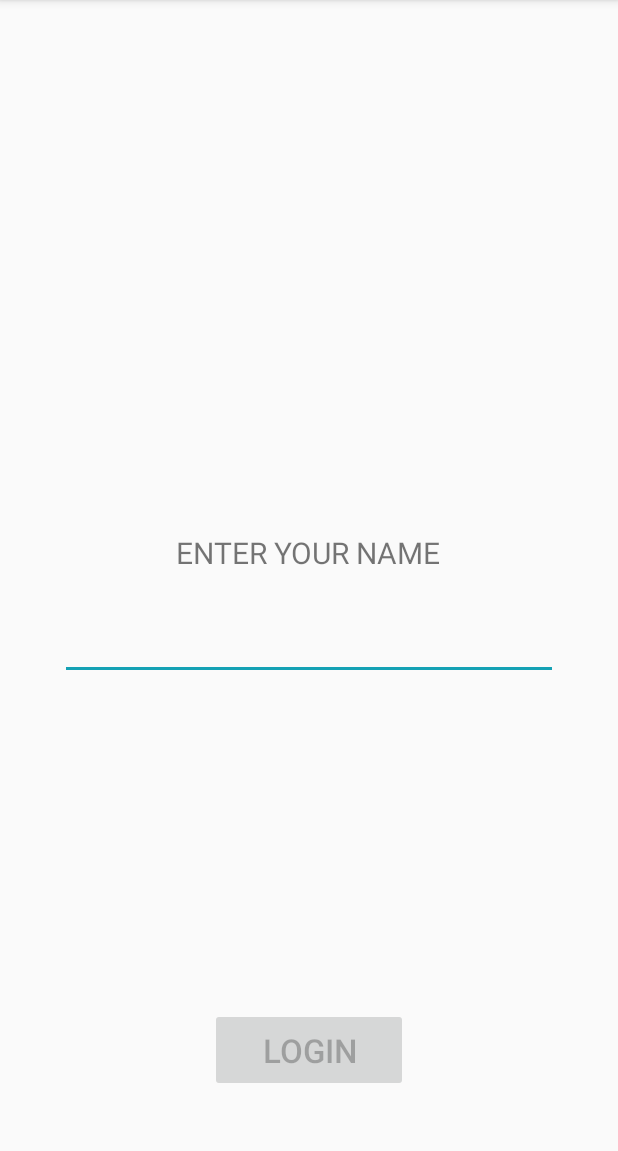
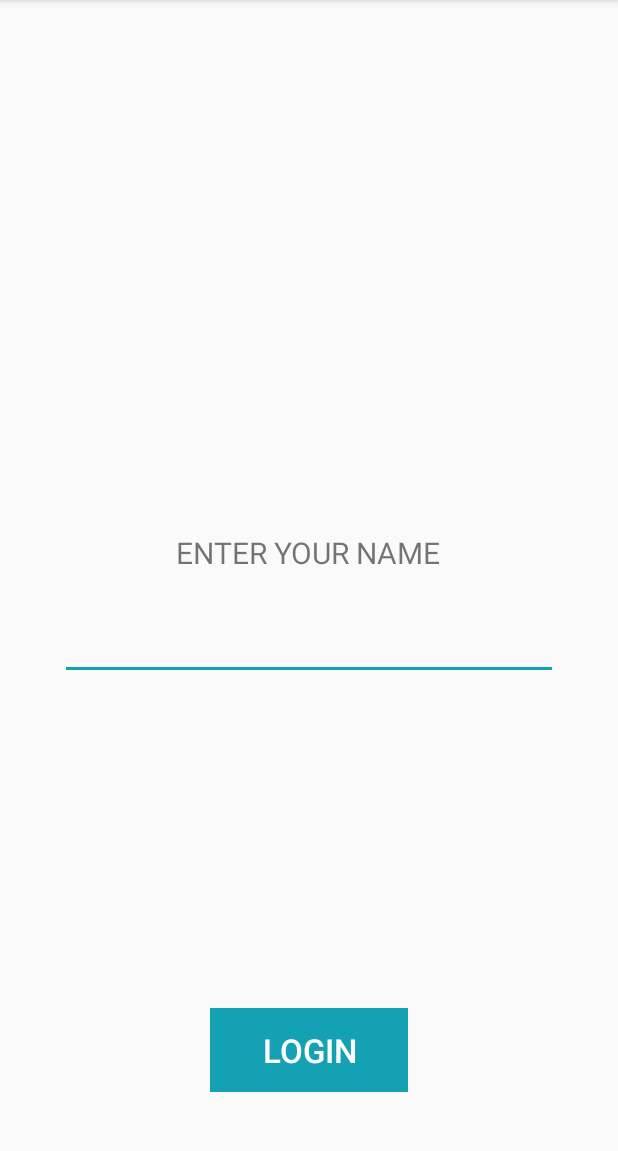
Before and after one commit to shafin8/Video-chat-application-in-android, an Android app: the screen it shows after launch (LoginActivity), on a phone screen of 412 x 824 dp, the part 84-1235 px from its top. Run offline under Robolectric (Android 15) with nearby library versions, the phone set to English and light mode, and no system bars; 1 statement that could not run was skipped.

Commit message:
minor updates

```diff
--- a/VideoChat/app/src/main/res/layout/activity_login.xml
+++ b/VideoChat/app/src/main/res/layout/activity_login.xml
@@ -50,6 +50,8 @@
         android:minHeight="56dp"
         android:minWidth="132dp"
         android:text="Login"
-        android:textSize="22sp" />
+        android:textSize="22sp"
+        android:background="#14a1b4"
+        android:textColor="@android:color/white"/>
 
 </RelativeLayout>
```
Also changed, not shown: VideoChat/app/src/main/res/layout/callscreen.xml (+6 -5 lines), 1 other file.
